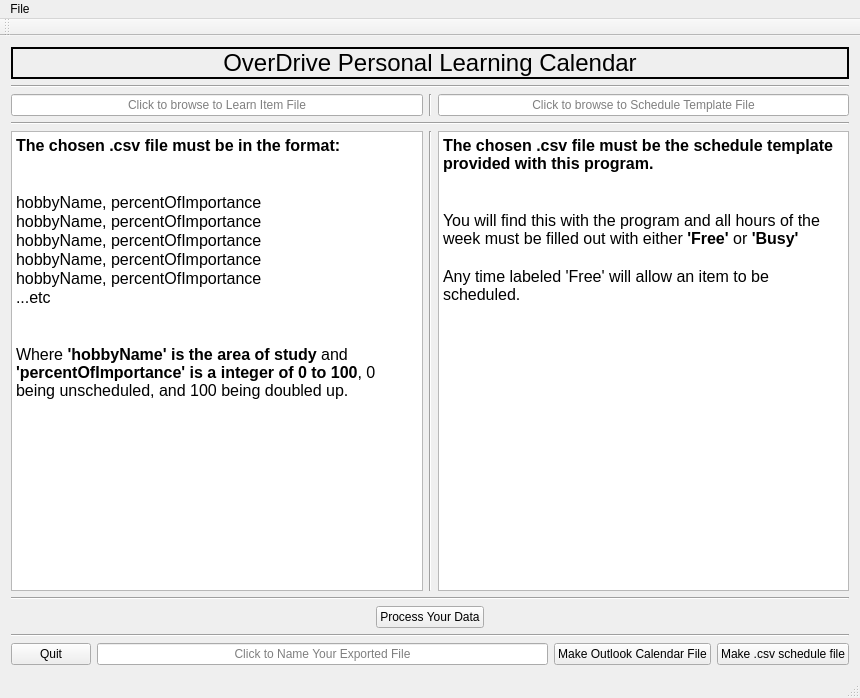
This is inputwindow.ui in bytePro17124/OverDrive-Personal-Learning-Calendar as Qt 5 draws it before an edit. The edited form follows.
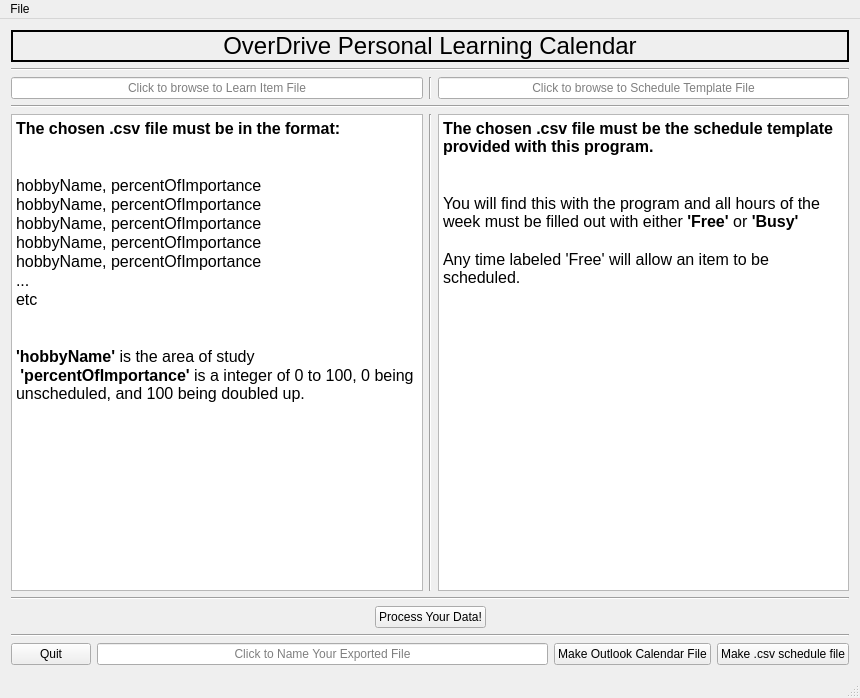
This is the edited form.

What changed in the file:
```diff
--- a/inputwindow.ui
+++ b/inputwindow.ui
@@ -108,10 +108,12 @@
 &lt;p style=&quot; margin-top:0px; margin-bottom:0px; margin-left:0px; margin-right:0px; -qt-block-indent:0; text-indent:0px;&quot;&gt;&lt;span style=&quot; font-size:12pt;&quot;&gt;hobbyName, percentOfImportance&lt;/span&gt;&lt;/p&gt;
 &lt;p style=&quot; margin-top:0px; margin-bottom:0px; margin-left:0px; margin-right:0px; -qt-block-indent:0; text-indent:0px;&quot;&gt;&lt;span style=&quot; font-size:12pt;&quot;&gt;hobbyName, percentOfImportance&lt;/span&gt;&lt;/p&gt;
 &lt;p style=&quot; margin-top:0px; margin-bottom:0px; margin-left:0px; margin-right:0px; -qt-block-indent:0; text-indent:0px;&quot;&gt;&lt;span style=&quot; font-size:12pt;&quot;&gt;hobbyName, percentOfImportance&lt;/span&gt;&lt;/p&gt;
-&lt;p style=&quot; margin-top:0px; margin-bottom:0px; margin-left:0px; margin-right:0px; -qt-block-indent:0; text-indent:0px;&quot;&gt;&lt;span style=&quot; font-size:12pt;&quot;&gt;...etc&lt;/span&gt;&lt;/p&gt;
+&lt;p style=&quot; margin-top:0px; margin-bottom:0px; margin-left:0px; margin-right:0px; -qt-block-indent:0; text-indent:0px;&quot;&gt;&lt;span style=&quot; font-size:12pt;&quot;&gt;...&lt;/span&gt;&lt;/p&gt;
+&lt;p style=&quot; margin-top:0px; margin-bottom:0px; margin-left:0px; margin-right:0px; -qt-block-indent:0; text-indent:0px;&quot;&gt;&lt;span style=&quot; font-size:12pt;&quot;&gt;etc&lt;/span&gt;&lt;/p&gt;
 &lt;p style=&quot;-qt-paragraph-type:empty; margin-top:0px; margin-bottom:0px; margin-left:0px; margin-right:0px; -qt-block-indent:0; text-indent:0px; font-size:12pt;&quot;&gt;&lt;br /&gt;&lt;/p&gt;
 &lt;p style=&quot;-qt-paragraph-type:empty; margin-top:0px; margin-bottom:0px; margin-left:0px; margin-right:0px; -qt-block-indent:0; text-indent:0px; font-size:12pt;&quot;&gt;&lt;br /&gt;&lt;/p&gt;
-&lt;p style=&quot; margin-top:0px; margin-bottom:0px; margin-left:0px; margin-right:0px; -qt-block-indent:0; text-indent:0px;&quot;&gt;&lt;span style=&quot; font-size:12pt;&quot;&gt;Where &lt;/span&gt;&lt;span style=&quot; font-size:12pt; font-weight:600;&quot;&gt;'hobbyName' is the area of study&lt;/span&gt;&lt;span style=&quot; font-size:12pt;&quot;&gt; and&lt;/span&gt;&lt;span style=&quot; font-size:12pt; font-weight:600;&quot;&gt; 'percentOfImportance' is a integer of 0 to 100&lt;/span&gt;&lt;span style=&quot; font-size:12pt;&quot;&gt;, 0 being unscheduled, and 100 being doubled up.&lt;/span&gt;&lt;/p&gt;&lt;/body&gt;&lt;/html&gt;</string>
+&lt;p style=&quot; margin-top:0px; margin-bottom:0px; margin-left:0px; margin-right:0px; -qt-block-indent:0; text-indent:0px;&quot;&gt;&lt;span style=&quot; font-size:12pt; font-weight:600;&quot;&gt;'hobbyName' &lt;/span&gt;&lt;span style=&quot; font-size:12pt;&quot;&gt;is the area of study &lt;/span&gt;&lt;/p&gt;
+&lt;p style=&quot; margin-top:0px; margin-bottom:0px; margin-left:0px; margin-right:0px; -qt-block-indent:0; text-indent:0px;&quot;&gt;&lt;span style=&quot; font-size:12pt; font-weight:600;&quot;&gt; 'percentOfImportance' &lt;/span&gt;&lt;span style=&quot; font-size:12pt;&quot;&gt;is a integer of 0 to 100, 0 being unscheduled, and 100 being doubled up.&lt;/span&gt;&lt;/p&gt;&lt;/body&gt;&lt;/html&gt;</string>
           </property>
          </widget>
         </item>
@@ -165,7 +167,7 @@
         <item>
          <widget class="QPushButton" name="button_ProcessData">
           <property name="text">
-           <string>Process Your Data</string>
+           <string>Process Your Data!</string>
           </property>
          </widget>
         </item>
@@ -249,14 +251,6 @@
    </widget>
    <addaction name="menuFile"/>
   </widget>
-  <widget class="QToolBar" name="mainToolBar">
-   <attribute name="toolBarArea">
-    <enum>TopToolBarArea</enum>
-   </attribute>
-   <attribute name="toolBarBreak">
-    <bool>false</bool>
-   </attribute>
-  </widget>
   <widget class="QStatusBar" name="statusBar"/>
   <action name="actionExit">
    <property name="text">
```
